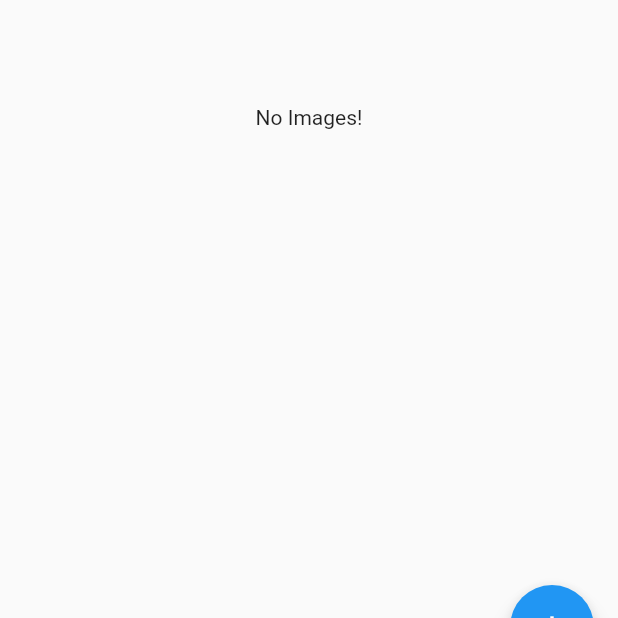
After one commit to coltonehrman/flutter-photo-app, a Flutter app: the screen it shows after launch, after a tap on the "add" icon, on a phone screen of 412 x 824 dp, the part 543-1161 px from its top. The commit adds this screen. Run offline on Flutter 3.47's test engine with Material 2 defaults, Android fonts, the phone set to English and light mode, and no system bars; network calls fail.

Commit message:
added ImageList custom Widget for displaying images

```diff
--- a/lib/src/App.dart
+++ b/lib/src/App.dart
@@ -2,6 +2,7 @@ import 'dart:convert';
 import 'package:flutter/material.dart';
 import 'package:http/http.dart' as http;
 import './models/ImageModel.dart';
+import './widgets/ImageList.dart';
 
 class App extends StatefulWidget {
   @override
@@ -10,9 +11,13 @@ class App extends StatefulWidget {
 
 class AppState extends State<App> {
   int _imageCounter = 1;
+  List<ImageModel> _images = [];
 
   dynamic _fetchImage() async {
-    final imageAPI = 'https://jsonplaceholder.typicode.com/photos/$_imageCounter';
+    // moved the imageCounter incrememting to here to prevent
+    // consecutive calls overlapping before the Future resolves
+    // and making app fetch the same image more than once
+    final imageAPI = 'https://jsonplaceholder.typicode.com/photos/${_imageCounter++}';
     final res = await http.get(imageAPI);
     return json.decode(res.body);
   }
@@ -20,10 +25,7 @@ class AppState extends State<App> {
   void _addImage() async {
     final json = await _fetchImage();
     final newImage = ImageModel.fromJSON(json);
-
-    setState(() {
-      ++_imageCounter;
-    });
+    setState(() => _images.add(newImage));
   }
 
   @override
@@ -34,7 +36,7 @@ class AppState extends State<App> {
           title: Text('Let\'s See Images!'),
         ),
         body: Center(
-          child: Text('Image - $_imageCounter'),
+          child: ImageList(_images),
         ),
         floatingActionButton: FloatingActionButton(
           child: Icon(Icons.add),
--- /dev/null
+++ b/lib/src/widgets/ImageList.dart
@@ -0,0 +1,28 @@
+import 'package:flutter/material.dart';
+import '../models/ImageModel.dart';
+
+class ImageList extends StatelessWidget {
+  final List<ImageModel> _images;
+
+  ImageList(this._images);
+
+  Widget _renderImages() {
+    if (_images.length == 0)
+      return Text('No Images!');
+    return ListView.builder(
+      itemCount: _images.length,
+      itemBuilder: (BuildContext context, int index) {
+        return Text(_images[index].title);
+      }
+    );
+  }
+
+  @override
+  Widget build(BuildContext context) {
+    return Container(
+      child: Center(
+        child: _renderImages(),
+      ),
+    );
+  }
+}
```
